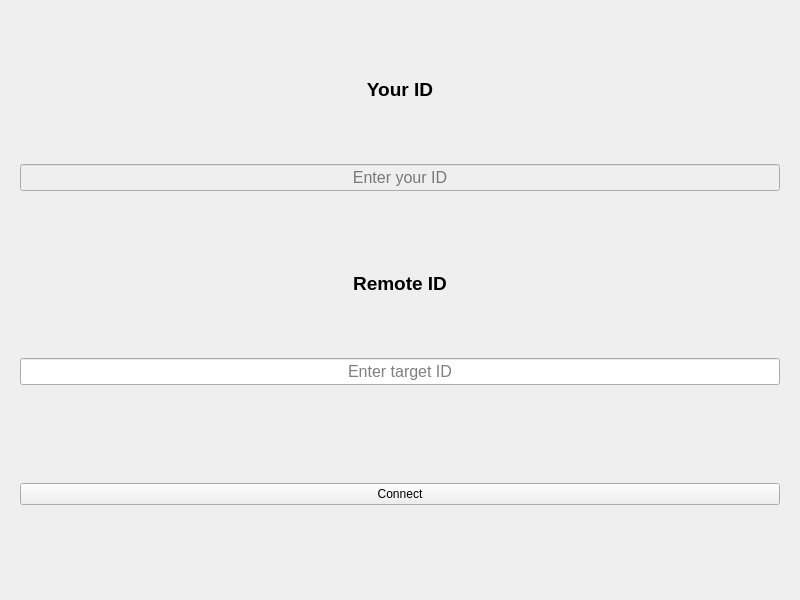
The window that UI/ConnectWidget/ConnectWidget.ui (XQQYT/XqqytDesktop) describes before a commit, drawn with Qt 5.
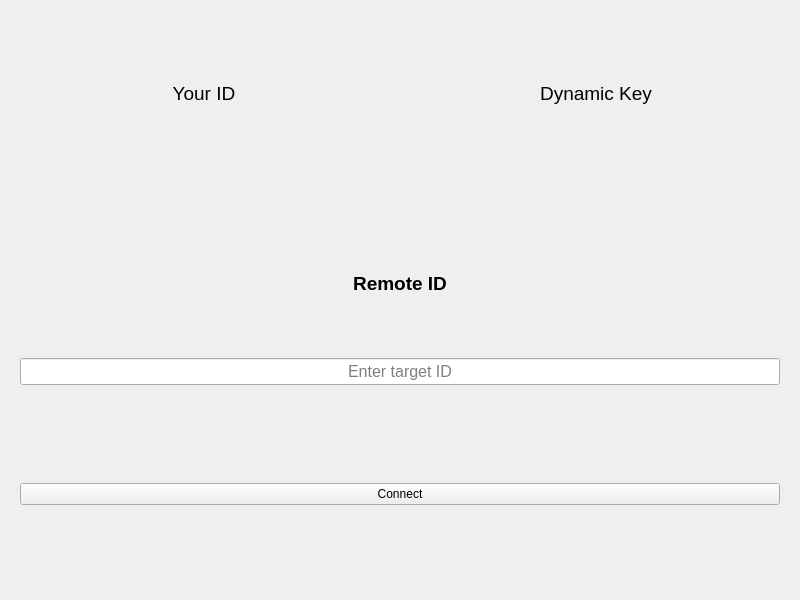
The same window after the commit.

Patch:
```diff
--- a/UI/ConnectWidget/ConnectWidget.ui
+++ b/UI/ConnectWidget/ConnectWidget.ui
@@ -18,51 +18,90 @@
   </property>
   <layout class="QGridLayout" name="gridLayout">
    <item row="0" column="0">
-    <widget class="QWidget" name="widget_user_id" native="true">
+    <layout class="QHBoxLayout" name="horizontalLayout_id_and_key">
+     <item>
      <layout class="QVBoxLayout" name="verticalLayout_user_id">
+       <property name="spacing">
+        <number>2</number>
+       </property>
       <item>
        <widget class="QLabel" name="label_user_id">
         <property name="font">
          <font>
           <pointsize>14</pointsize>
-          <weight>75</weight>
-          <bold>true</bold>
+           <weight>50</weight>
+           <bold>false</bold>
          </font>
         </property>
         <property name="text">
          <string>Your ID</string>
         </property>
         <property name="alignment">
+          <set>Qt::AlignBottom|Qt::AlignHCenter</set>
+         </property>
+        </widget>
+       </item>
+       <item>
+        <widget class="QLabel" name="label_user_id_value">
+         <property name="font">
+          <font>
+           <pointsize>24</pointsize>
+           <weight>75</weight>
+           <bold>true</bold>
+          </font>
+         </property>
+         <property name="text">
+          <string/>
+         </property>
+         <property name="alignment">
          <set>Qt::AlignCenter</set>
         </property>
        </widget>
       </item>
+      </layout>
+     </item>
       <item>
-       <widget class="QLineEdit" name="lineEdit_id">
-        <property name="enabled">
-         <bool>false</bool>
-        </property>
+      <layout class="QVBoxLayout" name="verticalLayout_dynamic_key">
+       <property name="spacing">
+        <number>2</number>
+       </property>
+       <item>
+        <widget class="QLabel" name="label_dynamic_key_title">
         <property name="font">
          <font>
-          <pointsize>12</pointsize>
-         </font>
-        </property>
-        <property name="focusPolicy">
-         <enum>Qt::ClickFocus</enum>
-        </property>
+           <pointsize>14</pointsize>
+           <weight>50</weight>
+           <bold>false</bold>
+          </font>
+         </property>
+         <property name="text">
+          <string>Dynamic Key</string>
+         </property>
+         <property name="alignment">
+          <set>Qt::AlignBottom|Qt::AlignHCenter</set>
+         </property>
+        </widget>
+       </item>
+       <item>
+        <widget class="QLabel" name="label_dynamic_key_value">
+         <property name="font">
+          <font>
+           <pointsize>24</pointsize>
+           <weight>75</weight>
+           <bold>true</bold>
+          </font>
+         </property>
         <property name="text">
          <string/>
         </property>
         <property name="alignment">
          <set>Qt::AlignCenter</set>
         </property>
-        <property name="placeholderText">
-         <string>Enter your ID</string>
-        </property>
        </widget>
       </item>
      </layout>
-    </widget>
+     </item>
+    </layout>
    </item>
    <item row="1" column="0">
     <widget class="QWidget" name="widget_target_id" native="true">
```
Left out of the diff: 5 changed lines with no effect on the pictures. Lines whose indentation alone changed are shown as unchanged.
